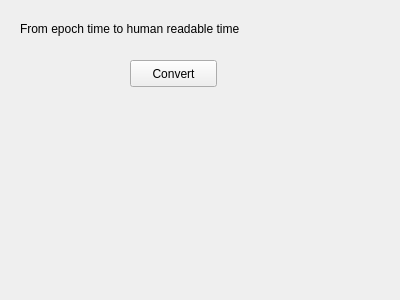
The window that epochtohuman.ui (jackodirks/EpochTimeConverter) describes before a commit, drawn with Qt 5.
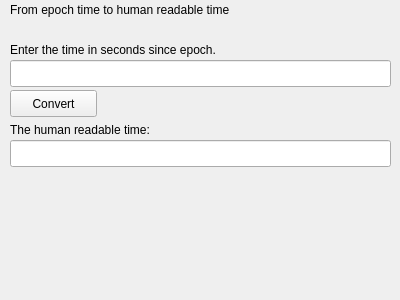
The same window after the commit.

Commit message: Updated README, working code for epoch to human.

```diff
--- a/epochtohuman.ui
+++ b/epochtohuman.ui
@@ -16,10 +16,10 @@
   <widget class="QLabel" name="label">
    <property name="geometry">
     <rect>
-     <x>20</x>
-     <y>20</y>
-     <width>261</width>
-     <height>17</height>
+     <x>10</x>
+     <y>0</y>
+     <width>381</width>
+     <height>20</height>
     </rect>
    </property>
    <property name="text">
@@ -29,8 +29,8 @@
   <widget class="QPushButton" name="pushButtonConvert">
    <property name="geometry">
     <rect>
-     <x>130</x>
-     <y>60</y>
+     <x>10</x>
+     <y>90</y>
      <width>87</width>
      <height>27</height>
     </rect>
@@ -39,6 +39,77 @@
     <string>Convert</string>
    </property>
   </widget>
+  <widget class="QLineEdit" name="lineEditInput">
+   <property name="geometry">
+    <rect>
+     <x>10</x>
+     <y>60</y>
+     <width>381</width>
+     <height>27</height>
+    </rect>
+   </property>
+  </widget>
+  <widget class="QLineEdit" name="lineEditOutput">
+   <property name="geometry">
+    <rect>
+     <x>10</x>
+     <y>140</y>
+     <width>381</width>
+     <height>27</height>
+    </rect>
+   </property>
+   <property name="readOnly">
+    <bool>true</bool>
+   </property>
+  </widget>
+  <widget class="QLabel" name="labelErrorOutput">
+   <property name="geometry">
+    <rect>
+     <x>130</x>
+     <y>90</y>
+     <width>261</width>
+     <height>27</height>
+    </rect>
+   </property>
+   <property name="text">
+    <string/>
+   </property>
+   <property name="textFormat">
+    <enum>Qt::AutoText</enum>
+   </property>
+  </widget>
+  <widget class="QLabel" name="label_2">
+   <property name="geometry">
+    <rect>
+     <x>10</x>
+     <y>120</y>
+     <width>381</width>
+     <height>20</height>
+    </rect>
+   </property>
+   <property name="text">
+    <string>The human readable time:</string>
+   </property>
+  </widget>
+  <widget class="QLabel" name="label_3">
+   <property name="geometry">
+    <rect>
+     <x>10</x>
+     <y>40</y>
+     <width>381</width>
+     <height>20</height>
+    </rect>
+   </property>
+   <property name="font">
+    <font>
+     <weight>50</weight>
+     <bold>false</bold>
+    </font>
+   </property>
+   <property name="text">
+    <string>Enter the time in seconds since epoch.</string>
+   </property>
+  </widget>
  </widget>
  <resources/>
  <connections/>
```
The commit also changes 11 other files.
